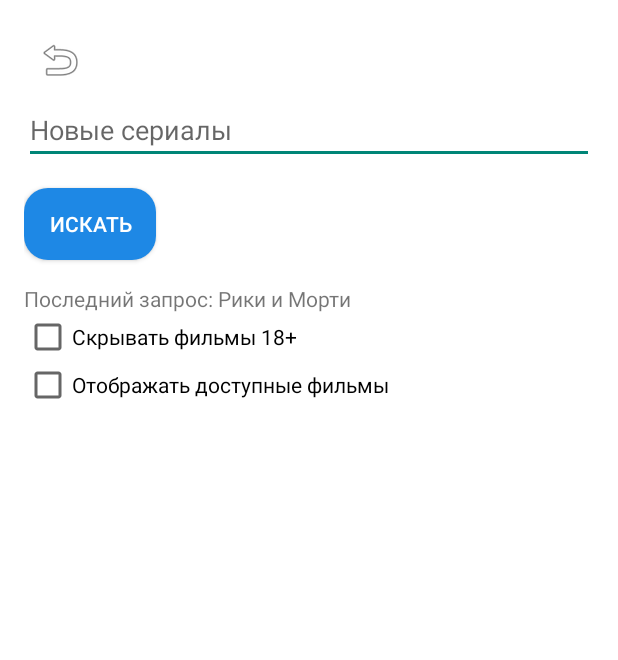
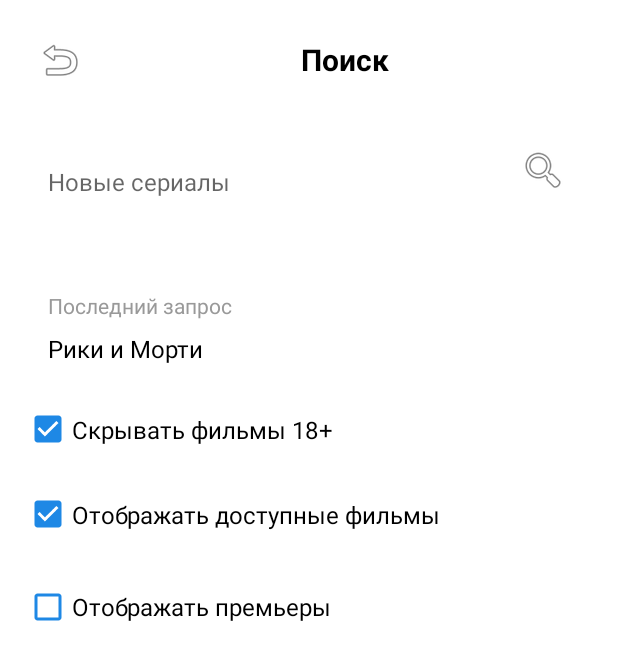
Before and after one commit to swzy1/v_2_zakharnev, an Android app built with Jetpack Compose: the layout search_activity.xml on its own in the app's theme, with its tools: preview values and no code run, on a phone screen of 412 x 824 dp. Shown: the top 660 px of the screen. Run offline under Robolectric (Android 15) with nearby library versions, the phone set to English and light mode, and no system bars.

Commit message:
commit end

```diff
--- a/app/build.gradle.kts
+++ b/app/build.gradle.kts
@@ -5,7 +5,7 @@ plugins {
 
 android {
     namespace = "com.example.zakharnev_v_2"
-    compileSdk = 34
+    compileSdk = 35
 
     defaultConfig {
         applicationId = "com.example.zakharnev_v_2"
@@ -56,6 +56,7 @@ dependencies {
     implementation(libs.androidx.activity.compose)
     implementation(platform(libs.androidx.compose.bom))
     implementation(libs.androidx.ui)
+    implementation ("androidx.appcompat:appcompat:1.7.0")
     implementation(libs.androidx.ui.graphics)
     implementation(libs.androidx.ui.tooling.preview)
     implementation(libs.androidx.material3)
--- a/app/src/main/res/layout/search_activity.xml
+++ b/app/src/main/res/layout/search_activity.xml
@@ -4,49 +4,125 @@
     android:layout_width="match_parent"
     android:layout_height="match_parent"
     android:orientation="vertical"
-    android:padding="16dp"
-    android:background="#FFFFFF">
+    android:background="#FFFFFF"
+    android:padding="16dp">
 
+    <!-- Верхняя панель с кнопкой "Назад" и заголовком -->
+    <LinearLayout
+        android:layout_width="match_parent"
+        android:layout_height="wrap_content"
+        android:orientation="horizontal"
+        android:gravity="center_vertical">
+
+        <!-- Кнопка "Назад" -->
         <ImageButton
             android:id="@+id/back_button"
             android:layout_width="48dp"
             android:layout_height="48dp"
             android:src="@android:drawable/ic_menu_revert"
             android:background="?android:selectableItemBackgroundBorderless"
-        android:layout_gravity="start"
             android:contentDescription="Назад" />
+
+        <!-- Заголовок "Поиск" -->
+        <TextView
+            android:layout_width="255dp"
+            android:layout_height="wrap_content"
+            android:layout_weight="1"
+            android:gravity="center"
+            android:text="Поиск"
+            android:textColor="#000000"
+            android:textSize="20sp"
+            android:textStyle="bold" />
+    </LinearLayout>
+
+    <!-- Поле поиска -->
+    <LinearLayout
+        android:layout_width="match_parent"
+        android:layout_height="82dp"
+        android:layout_marginTop="16dp"
+        android:background="@drawable/img"
+        android:orientation="horizontal"
+        android:padding="8dp">
 
         <EditText
             android:id="@+id/search_input"
+            android:layout_width="0dp"
+            android:layout_height="66dp"
+            android:layout_weight="1"
+            android:background="@null"
+            android:hint="Новые сериалы"
+            android:padding="8dp"
+            android:textColor="#999999"
+            android:textSize="16sp" />
+
+        <ImageButton
+            android:id="@+id/search_button"
+            android:layout_width="52dp"
+            android:layout_height="50dp"
+            android:background="@null"
+            android:contentDescription="Поиск"
+            android:src="@android:drawable/ic_menu_search"
+            />
+    </LinearLayout>
+
+    <!-- Последний запрос -->
+    <LinearLayout
         android:layout_width="match_parent"
         android:layout_height="wrap_content"
-        android:hint="Новые сериалы"
-        android:layout_marginBottom="16dp" />
+        android:orientation="vertical"
+        android:padding="16dp"
+        android:layout_marginTop="16dp">
 
-    <Button
-        android:id="@+id/search_button"
+        <TextView
             android:layout_width="wrap_content"
             android:layout_height="wrap_content"
-        android:background="@drawable/button_style"
-        android:text="Искать"
-        android:textColor="#FFFFFF" />
+            android:text="Последний запрос"
+            android:textColor="#999999"
+            android:textSize="14sp" />
 
         <TextView
-        android:id="@+id/last_search_label"
             android:layout_width="wrap_content"
             android:layout_height="wrap_content"
-        android:text="Последний запрос: Рики и Морти"
-        android:layout_marginTop="16dp" />
+            android:text="Рики и Морти"
+            android:textColor="#000000"
+            android:textSize="16sp"
+            android:layout_marginTop="8dp" />
+    </LinearLayout>
+
+    <!-- Фильтры (перемещены вниз экрана) -->
+    <LinearLayout
+        android:layout_width="match_parent"
+        android:layout_height="wrap_content"
+        android:layout_gravity="bottom"
+        android:orientation="vertical">
 
         <CheckBox
             android:id="@+id/hide_adult"
-        android:layout_width="wrap_content"
-        android:layout_height="wrap_content"
-        android:text="Скрывать фильмы 18+" />
+            android:layout_width="match_parent"
+            android:layout_height="54dp"
+            android:buttonTint="#1E88E5"
+            android:checked="true"
+            android:text="Скрывать фильмы 18+"
+            android:textColor="#000000"
+            android:textSize="16sp" />
 
         <CheckBox
             android:id="@+id/show_available"
-        android:layout_width="wrap_content"
-        android:layout_height="wrap_content"
-        android:text="Отображать доступные фильмы" />
+            android:layout_width="match_parent"
+            android:layout_height="59dp"
+            android:buttonTint="#1E88E5"
+            android:checked="true"
+            android:text="Отображать доступные фильмы"
+            android:textColor="#000000"
+            android:textSize="16sp" />
+
+        <CheckBox
+            android:id="@+id/show_premieres"
+            android:layout_width="match_parent"
+            android:layout_height="64dp"
+            android:buttonTint="#1E88E5"
+            android:text="Отображать премьеры"
+            android:textColor="#000000"
+            android:textSize="16sp" />
     </LinearLayout>
+</LinearLayout>
```
Also changed, not shown: app/src/main/AndroidManifest.xml (+11 -6 lines), app/src/main/java/com/example/zakharnev_v_2/LoginActivity.java (added, +30 -0 lines), app/src/main/java/com/example/zakharnev_v_2/PersonalAreaActivity.java (added, +31 -0 lines), app/src/main/java/com/example/zakharnev_v_2/SearchActivity.java (added, +19 -0 lines), app/src/main/res/layout/login_activity.xml (+9 -7 lines), app/src/main/res/layout/personal_area.xml (+60 -15 lines), app/src/main/res/drawable/img.png (added), app/src/main/res/drawable/pic1.png (added), app/src/main/res/drawable/pic2.png (added), app/src/main/res/drawable/pic3.png (added), app/src/main/res/drawable/repire.png (added), app/src/main/res/drawable/rocket.png (added). Lines whose indentation alone changed are shown as unchanged.
